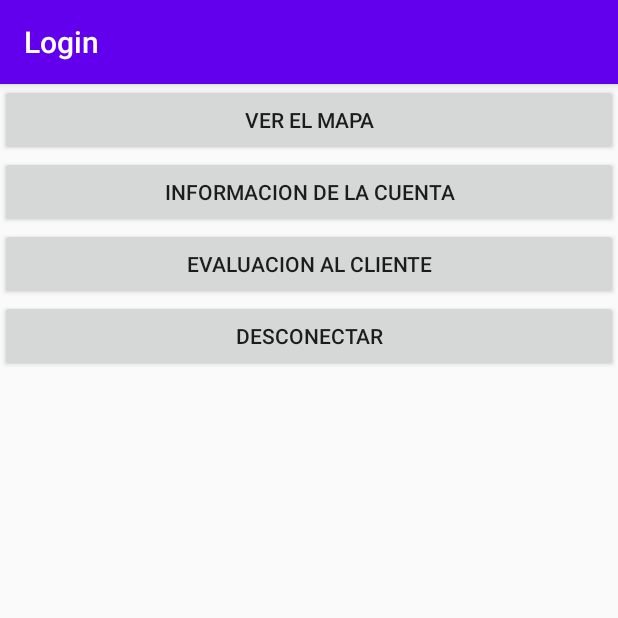
After one commit to Luiskano/Driver, an Android app: the Entrar screen opened directly, with no data from a screen before it, on a phone screen of 412 x 824 dp, the top half of it. The commit adds this screen. Run offline under Robolectric (Android 15) with nearby library versions, the phone set to English and light mode, and no system bars; our stand-ins replace Firebase (no records; nobody signed in at launch, a user with empty details on screens opened directly).

Commit message:
Listo
*Se agrego evaluacion
*Se agrego el desconectado del conductor
*Se agrego la evaluacion del conductor donde comparte la finalizacion del viaje
*Se aplico el gps en el mapa
*Se añadio un pdf con las instrucciones de la aplicacion

```diff
--- a/Login/app/build.gradle
+++ b/Login/app/build.gradle
@@ -43,5 +43,8 @@ dependencies {
     testImplementation 'junit:junit:4.12'
     androidTestImplementation 'androidx.test.ext:junit:1.1.1'
     androidTestImplementation 'androidx.test.espresso:espresso-core:3.2.0'
-    compile 'com.android.support:multidex:1.0.3'
+    androidTestImplementation 'com.android.support.test:runner:1.0.2'
+    implementation 'com.android.support:multidex:1.0.3'
+    implementation 'com.squareup.okhttp3:okhttp:3.10.0'
+    implementation 'com.google.code.gson:gson:2.8.5'
 }
--- /dev/null
+++ b/Login/app/src/main/java/com/example/login/Entrar.kt
@@ -0,0 +1,51 @@
+package com.example.login
+
+import android.content.Intent
+import android.os.Bundle
+import android.view.View
+import android.widget.Button
+import android.widget.Toast
+import androidx.appcompat.app.AppCompatActivity
+import com.google.firebase.auth.FirebaseAuth
+
+
+class Entrar : AppCompatActivity() {
+
+    var myAuth = FirebaseAuth.getInstance()
+    private lateinit var salirA: Button
+
+
+    override fun onCreate(savedInstanceState: Bundle?) {
+        super.onCreate(savedInstanceState)
+        setContentView(R.layout.activity_entrar)
+        salirA = findViewById(R.id.salirA)
+
+        salirA.setOnClickListener { view ->
+            Toast.makeText(this, "Desconectar", Toast.LENGTH_LONG).show()
+                signOut()
+            }
+        myAuth.addAuthStateListener {
+            if (myAuth.currentUser==null){
+                this.finish()
+            }
+        }
+    }
+
+    fun signOut(){
+        myAuth.signOut()
+    }
+
+
+    fun JobMap(view: View) {
+        startActivity(Intent(this, JobMap::class.java))
+    }
+
+    fun informacion(view: View){
+        startActivity(Intent(this, informacion::class.java))
+    }
+
+    fun Evaluacion(view: View){
+        startActivity(Intent(this, Evaluacion::class.java))
+    }
+
+}
--- a/Login/app/src/main/java/com/example/login/LoginActivity.kt
+++ b/Login/app/src/main/java/com/example/login/LoginActivity.kt
@@ -58,6 +58,6 @@ class LoginActivity : AppCompatActivity() {
     }
 
     private fun action(){
-        startActivity(Intent(this, MainActivity::class.java))
+        startActivity(Intent(this, Entrar::class.java))
     }
 }
--- /dev/null
+++ b/Login/app/src/main/res/layout/activity_central.xml
@@ -0,0 +1,6 @@
+<?xml version="1.0" encoding="utf-8"?>
+<androidx.constraintlayout.widget.ConstraintLayout
+    xmlns:android="http://schemas.android.com/apk/res/android" android:layout_width="match_parent"
+    android:layout_height="match_parent">
+
+</androidx.constraintlayout.widget.ConstraintLayout>
--- /dev/null
+++ b/Login/app/src/main/res/layout/activity_entrar.xml
@@ -0,0 +1,36 @@
+<?xml version="1.0" encoding="utf-8"?>
+<LinearLayout xmlns:android="http://schemas.android.com/apk/res/android"
+    xmlns:app="http://schemas.android.com/apk/res-auto"
+    xmlns:tools="http://schemas.android.com/tools"
+    android:layout_width="match_parent"
+    android:layout_height="match_parent"
+    android:orientation="vertical"
+    tools:context=".Entrar">
+
+    <Button
+        android:id="@+id/button"
+        android:onClick="JobMap"
+        android:layout_width="match_parent"
+        android:layout_height="wrap_content"
+        android:text="Ver el mapa" />
+
+    <Button
+        android:onClick="informacion"
+        android:layout_width="match_parent"
+        android:layout_height="wrap_content"
+        android:text="Informacion de la cuenta" />
+
+
+    <Button
+        android:onClick="Evaluacion"
+        android:layout_width="match_parent"
+        android:layout_height="wrap_content"
+        android:text="Evaluacion al cliente" />
+
+    <Button
+        android:id="@+id/salirA"
+        android:layout_width="match_parent"
+        android:layout_height="wrap_content"
+        android:text="Desconectar" />
+
+</LinearLayout>
--- a/Login/app/src/main/res/layout/activity_job_map.xml
+++ b/Login/app/src/main/res/layout/activity_job_map.xml
@@ -1,7 +1,7 @@
 <?xml version="1.0" encoding="utf-8"?>
 <fragment xmlns:android="http://schemas.android.com/apk/res/android"
     xmlns:tools="http://schemas.android.com/tools"
-    android:id="@+id/Map"
+    android:id="@+id/map"
     android:name="com.google.android.gms.maps.SupportMapFragment"
     android:layout_width="match_parent"
     android:layout_height="match_parent"
--- /dev/null
+++ b/Login/app/src/main/res/layout/activity_main2.xml
@@ -0,0 +1,6 @@
+<?xml version="1.0" encoding="utf-8"?>
+<androidx.constraintlayout.widget.ConstraintLayout
+    xmlns:android="http://schemas.android.com/apk/res/android" android:layout_width="match_parent"
+    android:layout_height="match_parent">
+
+</androidx.constraintlayout.widget.ConstraintLayout>
--- /dev/null
+++ b/Login/app/src/main/res/values/refs.xml
@@ -0,0 +1,2 @@
+<?xml version="1.0" encoding="utf-8"?>
+<resources></resources>
```
Also changed, not shown: Login/app/src/main/AndroidManifest.xml (+10 -5 lines), Login/app/src/main/java/com/example/login/Evaluacion.kt (added, +27 -0 lines), Login/app/src/main/java/com/example/login/JobMap.kt (+4 -5 lines), Login/app/src/main/java/com/example/login/MainActivity.kt (+6 -3 lines), Login/app/src/main/java/com/example/login/informacion.kt (added, +17 -0 lines), Login/app/src/main/res/layout/activity_evaluacion.xml (added, +29 -0 lines), Login/app/src/main/res/layout/activity_informacion.xml (added, +19 -0 lines), Login/app/src/main/res/layout/activity_logout.xml (added, +15 -0 lines), Login/app/src/main/res/layout/activity_main.xml (+29 -17 lines), 3 other files.
